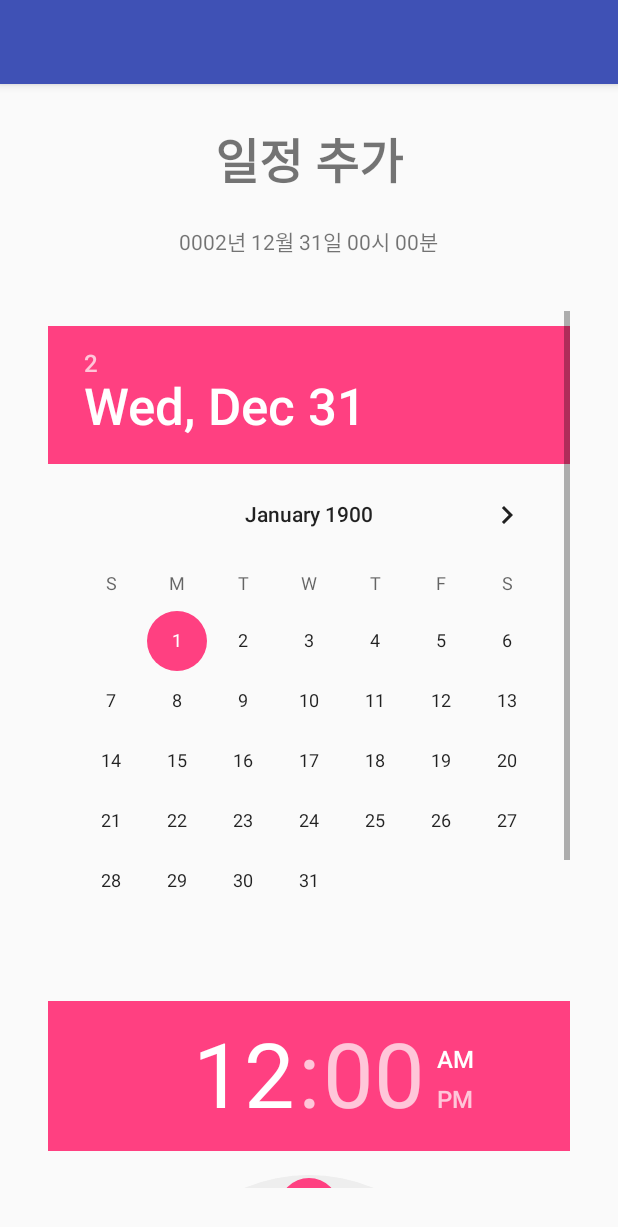
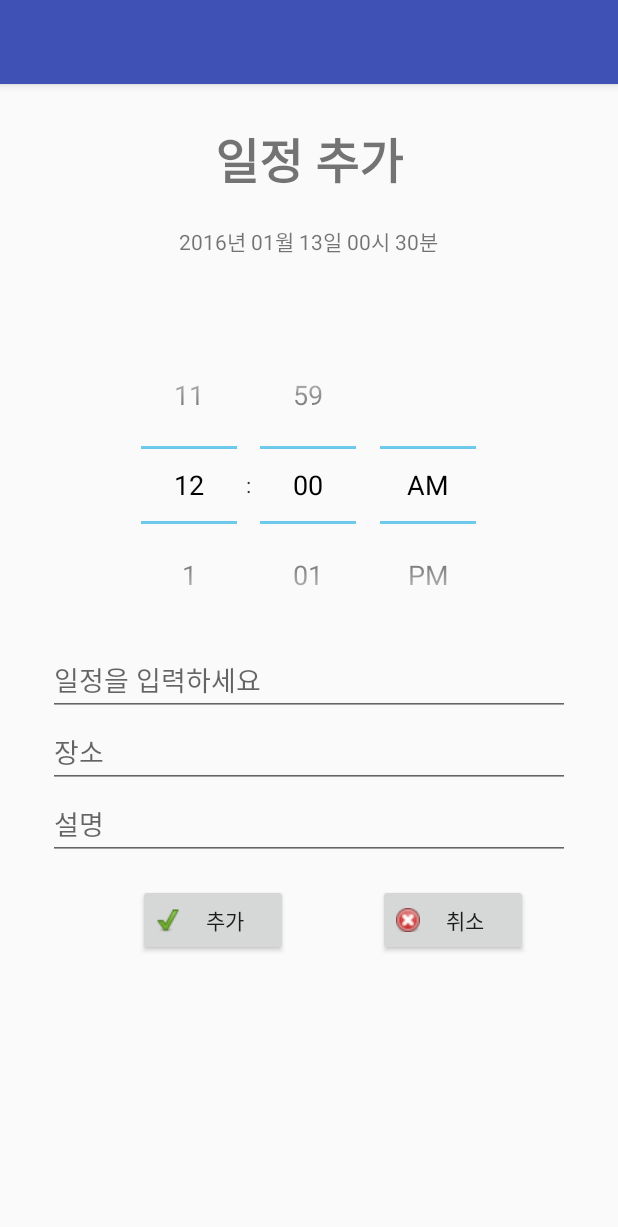
Before and after one commit to peanutsando/Hanmadang, an Android app: the DateActivity screen opened directly, with no data from a screen before it, after a tap on an icon or button, on a phone screen of 412 x 824 dp. Shown: the top 1227 px of the screen. Run offline under Robolectric (Android 15) with nearby library versions, the phone set to English and light mode, and no system bars; 6 statements that could not run were skipped.

Commit message:
Schedule 추가 완료

```diff
--- a/app/src/main/java/com/example/administrator/hanmadang/Tab/Date/AddSchedule.java
+++ b/app/src/main/java/com/example/administrator/hanmadang/Tab/Date/AddSchedule.java
@@ -3,11 +3,13 @@ package com.example.administrator.hanmadang.Tab.Date;
 import android.content.Intent;
 import android.os.Bundle;
 import android.support.v7.app.ActionBarActivity;
+import android.util.Log;
 import android.view.Menu;
 import android.view.MenuItem;
 import android.view.View;
 import android.widget.Button;
 import android.widget.TextView;
+import android.widget.EditText;
 import android.widget.Toast;
 
 import com.example.administrator.hanmadang.R;
@@ -22,17 +24,29 @@ public class AddSchedule extends ActionBarActivity implements View.OnClickListen
     final SimpleDateFormat dateFormat = new SimpleDateFormat("yyyy년 MM월 dd일 HH시 mm분");
     TextView textView1;
     DateTimePicker dateTimePicker;
+    private Button addButton, cancelButton;
+    // 텍스트 값
+    EditText tempSchedule, tempPlace, tempExplain;
+    String schedule, place, explain;
+    int selectedYear, selectedMonth, selectedDay, currentHour, currentMinute;
+    // 결과 인텐트
     final Intent resultIntent = new Intent();
-    private Button addButton;
-    private Button cancelButton;
 
     @Override
     protected void onCreate(Bundle savedInstanceState) {
         super.onCreate(savedInstanceState);
         setContentView(R.layout.activity_date_chooser);
+        calCurrentDate();
 
         textView1 = (TextView)findViewById(R.id.textView1);
         dateTimePicker = (DateTimePicker)findViewById(R.id.dateTimePicker);
+        tempSchedule = (EditText)findViewById(R.id.editSchedule);
+        tempPlace = (EditText)findViewById(R.id.editPlace);
+        tempExplain = (EditText)findViewById(R.id.editExplain);
+
+        schedule = tempSchedule.toString();
+        place = tempPlace.toString();
+        explain = tempExplain.toString();
 
         initViews();
         addListenersToView();
@@ -45,6 +59,9 @@ public class AddSchedule extends ActionBarActivity implements View.OnClickListen
                 calendar.set(year, monthOfYear, dayOfYear, hourOfDay, minute);
 
                 // 결과 인테트에 저장
+                resultIntent.putExtra("schedule", schedule);
+                resultIntent.putExtra("place", place);
+                resultIntent.putExtra("explain", explain);
                 resultIntent.putExtra("year", year);
                 resultIntent.putExtra("monthOfYear", monthOfYear);
                 resultIntent.putExtra("dayOfYear", dayOfYear);
@@ -58,7 +75,8 @@ public class AddSchedule extends ActionBarActivity implements View.OnClickListen
 
         // 현재 시간 텍스트뷰에 표시
         Calendar calendar = Calendar.getInstance();
-        calendar.set(dateTimePicker.getYear(), dateTimePicker.getMonth(), dateTimePicker.getDayOfMonth(), dateTimePicker.getCurrentHour(), dateTimePicker.getCurrentMinute());
+//      calendar.set(dateTimePicker.getYear(), dateTimePicker.getMonth(), dateTimePicker.getDayOfMonth(), dateTimePicker.getCurrentHour(), dateTimePicker.getCurrentMinute());
+        calendar.set(selectedYear, selectedMonth, selectedDay, currentHour, currentMinute);
         textView1.setText(dateFormat.format(calendar.getTime()));
 
     }
@@ -66,6 +84,16 @@ public class AddSchedule extends ActionBarActivity implements View.OnClickListen
     private void initViews() {
         addButton = (Button)findViewById(R.id.addButton);
         cancelButton = (Button)findViewById(R.id.cancelButton);
+    }
+
+    // 현재 날짜 계산하기
+    private void calCurrentDate(){
+        Calendar calendar = Calendar.getInstance();
+        selectedYear = calendar.get(calendar.YEAR);
+        selectedMonth = calendar.get(calendar.MONTH);
+        selectedDay = calendar.get(calendar.DATE);
+        currentHour = calendar.get(calendar.HOUR_OF_DAY)-10;
+        currentMinute = calendar.get(calendar.MINUTE);
     }
 
     private void addListenersToView() {
--- a/app/src/main/java/com/example/administrator/hanmadang/Tab/Date/CalendarMonthAdapter.java
+++ b/app/src/main/java/com/example/administrator/hanmadang/Tab/Date/CalendarMonthAdapter.java
@@ -152,7 +152,6 @@ public class CalendarMonthAdapter extends BaseAdapter {
 		return curMonth;
 	}
 
-
 	public int getNumColumns() {
 		return 7;
 	}
@@ -161,9 +160,7 @@ public class CalendarMonthAdapter extends BaseAdapter {
 		return 7 * 6;
 	}
 
-	public Object getItem(int position) {
-		return items[position];
-	}
+	public Object getItem(int position) { return items[position]; }
 
 	public long getItemId(int position) {
 		return position;
@@ -182,7 +179,7 @@ public class CalendarMonthAdapter extends BaseAdapter {
 		// create a params
 		GridView.LayoutParams params = new GridView.LayoutParams(
 				GridView.LayoutParams.MATCH_PARENT,
-				120);
+				200);
 
 		// calculate row and column
 		int rowIndex = position / countColumn;
@@ -200,23 +197,21 @@ public class CalendarMonthAdapter extends BaseAdapter {
 
 		if (columnIndex == 0) {
 			itemView.setTextColor(Color.RED);
-		} else {
+		} else if(columnIndex == 6){
+			itemView.setTextColor(Color.BLUE);
+		}else {
 			itemView.setTextColor(Color.BLACK);
 		}
 
 		// set background color
 		if (position == getSelectedPosition()) {
-        	itemView.setBackgroundColor(Color.YELLOW);
+			itemView.setBackgroundColor(Color.LTGRAY);
 		} else {
 			itemView.setBackgroundColor(Color.WHITE);
 		}
 
-
-
-
 		return itemView;
 	}
-
 
 	/**
 	 * Get first day of week as android.text.format.Time constant.
@@ -233,14 +228,7 @@ public class CalendarMonthAdapter extends BaseAdapter {
 		}
 	}
 
-
-    /**
-     * get day count for each month
-     *
-     * @param year
-     * @param month
-     * @return
-     */
+	// get day count for each month
 	private int getMonthLastDay(int year, int month){
 		switch (month) {
 			case 0:
@@ -257,7 +245,6 @@ public class CalendarMonthAdapter extends BaseAdapter {
 			case 8:
 			case 10:
 				return (30);
-
 			default:
 				if(((year%4==0)&&(year%100!=0)) || (year%400==0) ) {
 					return (29);   // 2월 윤년계산
@@ -266,31 +253,12 @@ public class CalendarMonthAdapter extends BaseAdapter {
 				}
 		}
 	}
-
-
-
-
-
-
-
-
-	/**
-	 * set selected row
-	 *
-	 * @param selectedRow
-	 */
+	// set selected row
 	public void setSelectedPosition(int selectedPosition) {
 		this.selectedPosition = selectedPosition;
 	}
-
-	/**
-	 * get selected row
-	 *
-	 * @return
-	 */
+	// get selected row
 	public int getSelectedPosition() {
 		return selectedPosition;
 	}
-
-
 }
--- a/app/src/main/java/com/example/administrator/hanmadang/Tab/Date/DateTimePicker.java
+++ b/app/src/main/java/com/example/administrator/hanmadang/Tab/Date/DateTimePicker.java
@@ -3,6 +3,7 @@ package com.example.administrator.hanmadang.Tab.Date;
 import android.content.Context;
 import android.content.res.TypedArray;
 import android.util.AttributeSet;
+import android.util.Log;
 import android.view.LayoutInflater;
 import android.view.View;
 import android.widget.CheckBox;
@@ -18,56 +19,32 @@ import com.example.administrator.hanmadang.R;
 
 import java.util.Calendar;
 
-/**
- * 복합위젯 클래스 정의
- *
- * @author Mike
- *
- */
 public class DateTimePicker extends LinearLayout {
-	/**
-	 * 날짜나 시간이 바뀔 때 호출되는 리스너 새로 정의
-	 */
+
+	// 날짜나 시간이 바뀔 때 호출되는 리스너 새로 정의
 
 	public interface OnDateTimeChangedListener {
 		void onDateTimeChanged(DateTimePicker view, int year, int monthOfYear, int dayOfYear, int hourOfDay, int minute);
 	}
 
-	/**
-	 * 리스너 객체
-	 */
+	// 리스너 객체
 	private OnDateTimeChangedListener onDateTimeChangedListener;
 
-	/**
-	 * 날짜선택 위젯
-	 */
+	// 날짜선택 위젯
 	private final DatePicker datePicker;
 
-	/**
-	 * 체크박스
-	 */
+	// 체크박스
 //	private final CheckBox enableTimeCheckBox;
 
-	/**
-	 * 시간선택 위젯
-	 */
+	// 시간선택 위젯
 	private final TimePicker timePicker;
 
-	/**
-	 * 생성자
-	 *
-	 * @param context
-	 */
+	//생성자
 	public DateTimePicker(final Context context){
 		this(context, null);
 	}
 
-	/**
-	 * 생성자
-	 *
-	 * @param context
-	 * @param attrs
-	 */
+	// 생성자
 	public DateTimePicker(Context context, AttributeSet attrs){
 		super(context, attrs);
 
@@ -81,7 +58,7 @@ public class DateTimePicker extends LinearLayout {
 		final int _currentYear = a.getInt(R.styleable.DataTimePicker_year, calendar.get(Calendar.YEAR));
 		final int _currentMonth = a.getInt(R.styleable.DataTimePicker_month, calendar.get(Calendar.MONTH));
 		final int _currentDay = a.getInt(R.styleable.DataTimePicker_day, calendar.get(Calendar.DAY_OF_MONTH));
-		final int _currentHour = a.getInt(R.styleable.DataTimePicker_hour, calendar.get(Calendar.HOUR_OF_DAY));
+		final int _currentHour = a.getInt(R.styleable.DataTimePicker_hour, calendar.get(Calendar.HOUR_OF_DAY)-10);
 		final int _currentMinute = a.getInt(R.styleable.DataTimePicker_minute, calendar.get(Calendar.MINUTE));
 
 		// 날짜선택 위젯 초기화
--- a/app/src/main/java/com/example/administrator/hanmadang/Tab/DateActivity.java
+++ b/app/src/main/java/com/example/administrator/hanmadang/Tab/DateActivity.java
@@ -22,6 +22,8 @@ import com.example.administrator.hanmadang.Tab.Date.CalendarMonthAdapter;
 import com.example.administrator.hanmadang.Tab.Date.CalendarMonthView;
 import com.example.administrator.hanmadang.Tab.Date.MonthItem;
 import com.example.administrator.hanmadang.Tab.Date.OnDataSelectionListener;
+
+import java.util.Calendar;
 
 /*
 public class DateActivity extends AppCompatActivity {
@@ -48,30 +50,24 @@ public class DateActivity extends AppCompatActivity {
 
 public class DateActivity extends AppCompatActivity {
     public static final int REQUEST_CODE_Add = 1001;
-    /**
-     * 월별 캘린더 뷰 객체
-     */
+
+    //월별 캘린더 뷰 객체
     CalendarMonthView monthView;
 
-    /**
-     * 월별 캘린더 어댑터
-     */
+    //월별 캘린더 어댑터
     CalendarMonthAdapter monthViewAdapter;
 
-    /**
-     * 월을 표시하는 텍스트뷰
-     */
+    // 월을 표시하는 텍스트뷰
     TextView monthText;
 
-    /**
-     * 현재 연도
-     */
+    // 현재 연도
     int curYear;
 
-    /**
-     * 현재 월
-     */
+    // 현재 월
     int curMonth;
+
+    // 달력에서 선택한 년, 월, 일, 시간, 분
+    int selectedYear, selectedMonth, selectedDay, currentHour, currentMinute;
 
     @Override
     protected void onCreate(Bundle savedInstanceState) {
@@ -80,12 +76,16 @@ public class DateActivity extends AppCompatActivity {
         Toolbar toolbar = (Toolbar) findViewById(R.id.toolbar);
         setSupportActionBar(toolbar);
 
+
         FloatingActionButton fab = (FloatingActionButton) findViewById(R.id.fab);
         fab.setOnClickListener(new View.OnClickListener() {
             @Override
             public void onClick(View view) {
                 try{
                     Intent intent = new Intent(getApplicationContext(), AddSchedule.class);
+                    intent.putExtra("selectedYear", selectedYear);
+                    intent.putExtra("selectedMonth", selectedMonth);
+                    intent.putExtra("selectedDay", selectedDay);
                     startActivityForResult(intent, REQUEST_CODE_Add);
                 }catch(ActivityNotFoundException ex){
                     Toast.makeText(getBaseContext(), ex.getMessage(), Toast.LENGTH_SHORT).show();
@@ -97,16 +97,17 @@ public class DateActivity extends AppCompatActivity {
         monthView = (CalendarMonthView) findViewById(R.id.monthView);
         monthViewAdapter = new CalendarMonthAdapter(this);
         monthView.setAdapter(monthViewAdapter);
+        selectedYear = monthViewAdapter.getCurYear();
+        selectedMonth = monthViewAdapter.getCurMonth();
 
         // 리스너 설정
         monthView.setOnDataSelectionListener(new OnDataSelectionListener() {
             public void onDataSelected(AdapterView parent, View v, int position, long id) {
                 // 현재 선택한 일자 정보 표시
                 MonthItem curItem = (MonthItem) monthViewAdapter.getItem(position);
-                int day = curItem.getDay();
-
-                Log.d("CalendarMonthViewActivity", "Selected : " + day);
-
+                selectedYear = monthViewAdapter.getCurYear();
+                selectedMonth = monthViewAdapter.getCurMonth();
+                selectedDay = curItem.getDay();
             }
         });
 
@@ -137,16 +138,13 @@ public class DateActivity extends AppCompatActivity {
 
     }
 
-    /**
-     * 월 표시 텍스트 설정
-     */
+    // 월 표시 텍스트 설정
     private void setMonthText() {
         curYear = monthViewAdapter.getCurYear();
         curMonth = monthViewAdapter.getCurMonth();
 
         monthText.setText(curYear + "년 " + (curMonth+1) + "월");
     }
-
 
     @Override
     public boolean onCreateOptionsMenu(Menu menu) {
--- a/app/src/main/res/layout/content_date.xml
+++ b/app/src/main/res/layout/content_date.xml
@@ -48,7 +48,7 @@
     <com.example.administrator.hanmadang.Tab.Date.CalendarMonthView
         android:id="@+id/monthView"
         android:layout_width="match_parent"
-        android:layout_height="match_parent"
+        android:layout_height="448dp"
         />
 
 </LinearLayout>
--- a/app/src/main/res/layout/datetimepicker.xml
+++ b/app/src/main/res/layout/datetimepicker.xml
@@ -8,44 +8,87 @@
 	android:paddingBottom="@dimen/activity_vertical_margin"
 	android:orientation="vertical"
 	app:layout_behavior="@string/appbar_scrolling_view_behavior"
-	tools:context=".Tab.DateTimePicker">
+	tools:context=".Tab.DateTimePicker"
+	android:fillViewport="false">
 
-	<LinearLayout
+	<RelativeLayout
 		android:orientation="vertical"
 		android:layout_width="wrap_content"
 		android:layout_height="wrap_content"
+		android:layout_alignParentLeft="true"
 		android:gravity="center"
 		>
+
+		<TimePicker
+			android:id="@+id/timePicker"
+			android:layout_marginTop="10dp"
+			android:layout_width="wrap_content"
+			android:layout_height="wrap_content"
+			android:layout_gravity="center_horizontal"
+			android:theme="@style/timePickerTheme"
+			android:layout_centerHorizontal="true" />
+
+		<!--왼쪽에 이미지 넣기-->
+		<EditText
+			android:id="@+id/editSchedule"
+			android:layout_width="match_parent"
+			android:layout_height="wrap_content"
+			android:layout_below="@id/timePicker"
+			android:layout_alignBottom="@+id/schedule"
+			android:hint="일정을 입력하세요"
+			android:cursorVisible="true"
+			android:layout_toEndOf="@+id/schedule" />
+
+		<EditText
+			android:id="@+id/editPlace"
+			android:layout_width="match_parent"
+			android:layout_height="wrap_content"
+			android:layout_below="@+id/editSchedule"
+			android:hint="장소"
+			android:cursorVisible="true"
+			android:layout_toEndOf="@+id/schedule" />
+
+		<EditText
+			android:id="@+id/editExplain"
+			android:layout_width="match_parent"
+			android:layout_height="wrap_content"
+			android:layout_below="@+id/editPlace"
+			android:hint="설명"
+			android:cursorVisible="true"
+			android:inputType="text"
+			android:layout_toEndOf="@+id/schedule" />
 
 		<DatePicker
 			android:id="@+id/datePicker"
 			android:layout_marginTop="10dp"
+			android:calendarViewShown="false"
+			android:layout_below="@id/editExplain"
 			android:layout_width="wrap_content"
-	    	android:layout_height="wrap_content" />
-
-	   	<TimePicker
-	    	android:id="@+id/timePicker"
-			android:layout_marginTop="20dp"
-	    	android:layout_width="wrap_content"
-	    	android:layout_height="wrap_content" />
+			android:layout_height="0dp" />
 
 		<Button
 			android:id="@+id/addButton"
-			android:layout_width="match_parent"
+			android:layout_width="100dp"
 			android:layout_height="wrap_content"
-			android:layout_gravity="center_horizontal"
-			android:layout_marginTop="20dp"
+			android:layout_below="@id/editExplain"
+			android:layout_marginLeft="60dp"
+			android:layout_marginTop="16dp"
 			android:drawableLeft="@drawable/ok_btn"
-			android:text="추가" />
+			android:text="추가"
+			/>
 
 		<Button
 			android:id="@+id/cancelButton"
-			android:layout_width="match_parent"
+			android:layout_width="100dp"
 			android:layout_height="wrap_content"
-			android:layout_gravity="center_horizontal"
-			android:layout_marginTop="5dp"
+			android:layout_below="@id/editExplain"
+			android:layout_toRightOf="@id/addButton"
+			android:layout_marginLeft="60dp"
+			android:layout_marginTop="16dp"
 			android:drawableLeft="@drawable/cancel_btn"
-			android:text="취소" />
+			android:text="취소"
+			android:layout_alignParentEnd="false"
+			android:layout_alignParentStart="false" />
 
-	</LinearLayout>
+	</RelativeLayout>
 </ScrollView>
```
Also changed, not shown: app/src/main/java/com/example/administrator/hanmadang/Tab/Date/CalendarMonthView.java (+10 -55 lines), app/src/main/java/com/example/administrator/hanmadang/Tab/Date/MonthItemView.java (+1 -9 lines), app/src/main/java/com/example/administrator/hanmadang/Tab/Date/OnDataSelectionListener.java (+1 -9 lines), app/src/main/java/com/example/administrator/hanmadang/Tab/Date/MonthItem.java (line endings or trailing spaces). Lines whose indentation alone changed are shown as unchanged.
